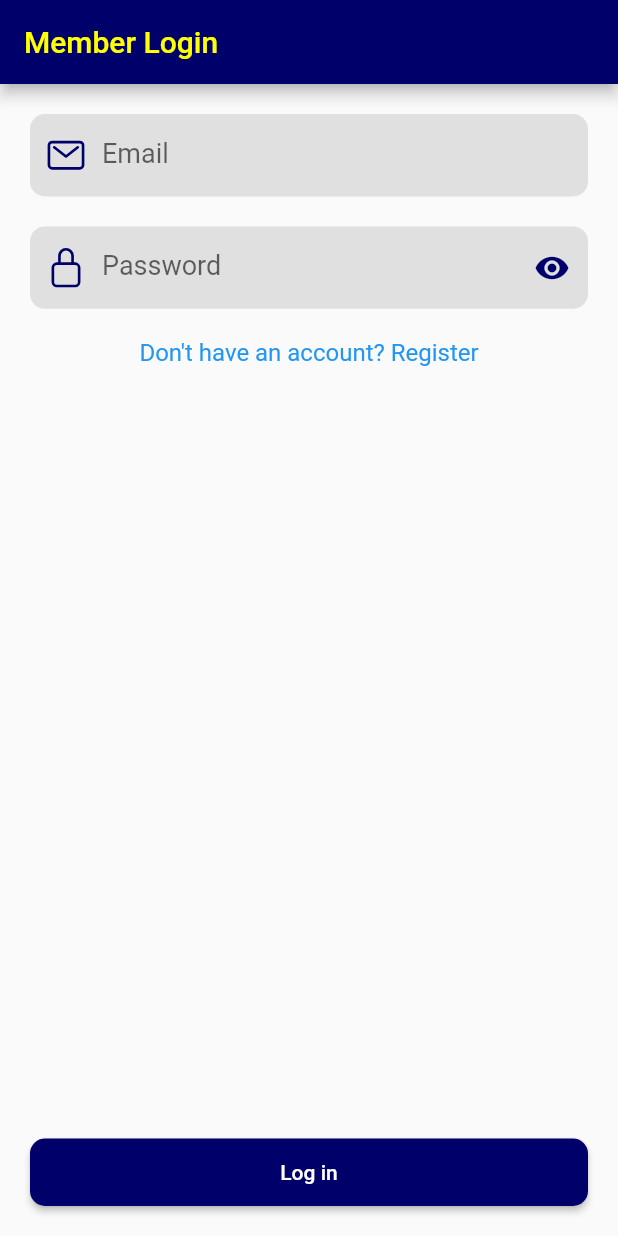
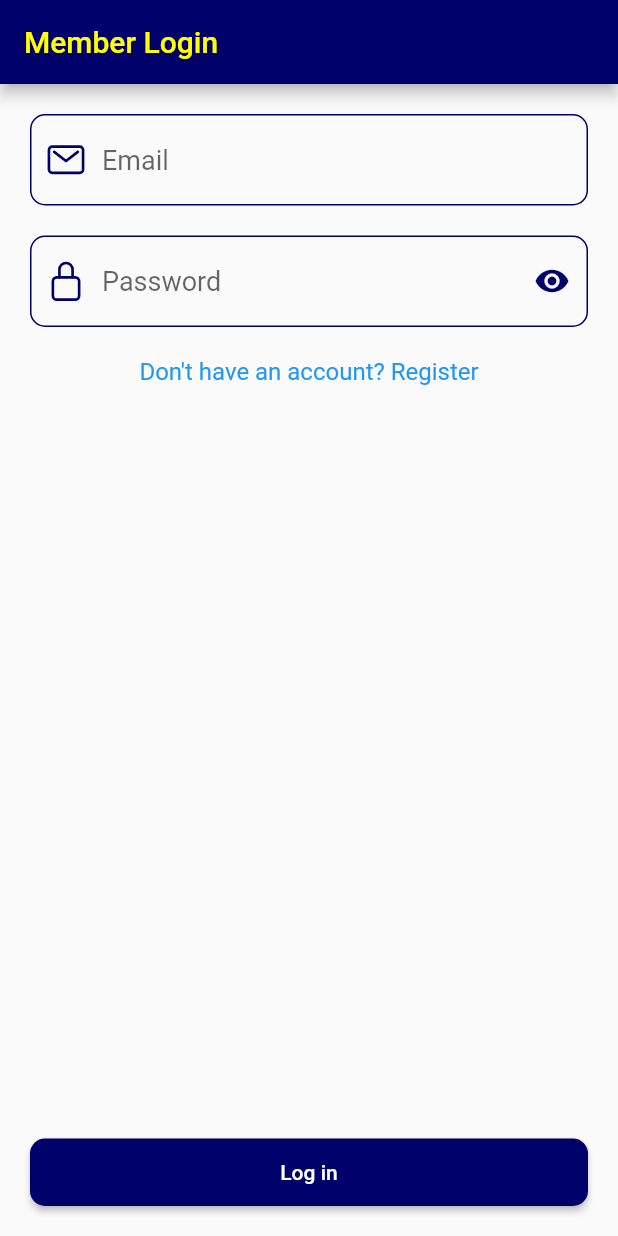
Before and after one commit to Wasim-Zaman/event_management_nartec, a Flutter app: the screen it shows after launch, on a phone screen of 412 x 824 dp. Run offline on Flutter 3.47's test engine with Material 2 defaults, Android fonts, the phone set to English and light mode, and no system bars; our stand-ins replace auto_size_text, country_code_picker, flutter_bloc, flutter_screenutil, fluttertoast, ionicons and 2 more.

Commit message:
text filed and password fields upgraded

```diff
--- a/lib/widgets/text_fields/password_text_field_widget.dart
+++ b/lib/widgets/text_fields/password_text_field_widget.dart
@@ -32,14 +32,7 @@ class _PasswordTextFieldWidgetState extends State<PasswordTextFieldWidget> {
 
   @override
   Widget build(BuildContext context) {
-    return Container(
-      height: context.height() / 15,
-      decoration: BoxDecoration(
-        borderRadius: const BorderRadius.all(Radius.circular(10)),
-        color: AppColors.appGreyColor,
-      ),
-      alignment: Alignment.center,
-      child: TextFormField(
+    return TextFormField(
       controller: widget.controller,
       // focusNode: widget.focusNode ?? FocusNode(),
       style: const TextStyle(fontSize: 18),
@@ -64,7 +57,24 @@ class _PasswordTextFieldWidgetState extends State<PasswordTextFieldWidget> {
             });
           },
         ),
-          border: InputBorder.none,
+        errorBorder: OutlineInputBorder(
+          borderRadius: BorderRadius.circular(10),
+          borderSide: BorderSide(
+            color: AppColors.dangerColor,
+          ),
+        ),
+        enabledBorder: OutlineInputBorder(
+          borderRadius: BorderRadius.circular(10),
+          borderSide: BorderSide(
+            color: AppColors.primaryColor,
+          ),
+        ),
+        focusedBorder: OutlineInputBorder(
+          borderRadius: BorderRadius.circular(10),
+          borderSide: BorderSide(
+            color: AppColors.primaryColor,
+            width: 3,
+          ),
         ),
       ),
     );
--- a/lib/widgets/text_fields/text_field_widget.dart
+++ b/lib/widgets/text_fields/text_field_widget.dart
@@ -31,36 +31,47 @@ class TextFieldWidget extends StatefulWidget {
 class _TextFieldWidgetState extends State<TextFieldWidget> {
   @override
   Widget build(BuildContext context) {
-    return Container(
-      height: context.height() / 15,
-      decoration: BoxDecoration(
-        borderRadius: const BorderRadius.all(Radius.circular(10)),
-        color: AppColors.appGreyColor,
-      ),
-      alignment: Alignment.center,
-      child: TextFormField(
+    return TextFormField(
       controller: widget.controller,
       style: const TextStyle(fontSize: 18),
-
       focusNode: widget.focusNode ?? FocusNode(),
       onFieldSubmitted:
           widget.onFieldSubmitted ?? (value) => widget.focusNode?.nextFocus(),
       textInputAction: widget.textInputAction ?? TextInputAction.next,
       keyboardType: widget.keyboardType ?? TextInputType.text,
-        // validator: widget.validator ?? (value) => null,
+      validator: widget.validator ?? (value) => null,
+      autovalidateMode: AutovalidateMode.onUserInteraction,
       decoration: InputDecoration(
         hintText: widget.label ?? "",
+        errorMaxLines: 1,
+        focusedErrorBorder: InputBorder.none,
         prefixIcon: Icon(
           widget.prefixIcon,
           size: 28,
           color: AppColors.primaryColor,
         ),
-          errorBorder: InputBorder.none,
         suffixIcon: Icon(
           widget.suffixIcon,
           size: 28,
         ),
-          border: InputBorder.none,
+        errorBorder: OutlineInputBorder(
+          borderRadius: BorderRadius.circular(10),
+          borderSide: BorderSide(
+            color: AppColors.dangerColor,
+          ),
+        ),
+        enabledBorder: OutlineInputBorder(
+          borderRadius: BorderRadius.circular(10),
+          borderSide: BorderSide(
+            color: AppColors.primaryColor,
+          ),
+        ),
+        focusedBorder: OutlineInputBorder(
+          borderRadius: BorderRadius.circular(10),
+          borderSide: BorderSide(
+            color: AppColors.primaryColor,
+            width: 3,
+          ),
         ),
       ),
     );
```
Also changed, not shown: lib/screens/registration/member_registration_screen.dart (+33 -2 lines). Lines whose indentation alone changed are shown as unchanged.
